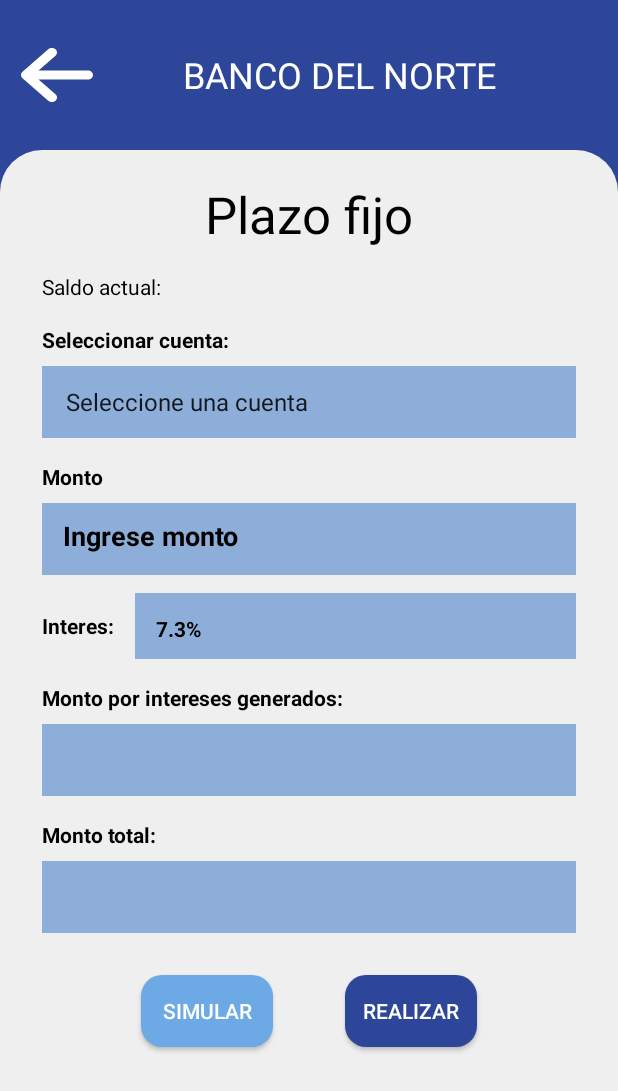
After one commit to AgustinS2/parcial-1-am-acn4b-Forcada_Agustin-Segovia_Agustin, an Android app: the FixedTermActivity screen opened directly, with no data from a screen before it, on a phone screen of 412 x 824 dp. The commit adds this screen. Shown: the top 1091 px of the screen. Run offline under Robolectric (Android 15) with nearby library versions, the phone set to English and light mode, and no system bars.

Commit message:
feat: add view of fixed term and simulate

```diff
--- a/app/src/main/AndroidManifest.xml
+++ b/app/src/main/AndroidManifest.xml
@@ -28,6 +28,8 @@
         </activity>
         <activity android:name=".SendActivity">
         </activity>
+        <activity android:name=".FixedTermActivity">
+        </activity>
 
     </application>
 
--- /dev/null
+++ b/app/src/main/java/com/example/parcial_1_am_acn4b_segovia_agustin_forcada_agustin/FixedTermActivity.java
@@ -0,0 +1,58 @@
+package com.example.parcial_1_am_acn4b_segovia_agustin_forcada_agustin;
+
+import android.os.Bundle;
+import android.view.View;
+import android.widget.ArrayAdapter;
+import android.widget.Button;
+import android.widget.EditText;
+import android.widget.Spinner;
+import android.widget.TextView;
+
+import androidx.appcompat.app.AppCompatActivity;
+
+import org.w3c.dom.Text;
+
+public class FixedTermActivity extends AppCompatActivity {
+    protected void onCreate(Bundle savedInstanceState)
+    {
+        super.onCreate(savedInstanceState);
+        setContentView(R.layout.activity_fixed_term);
+
+        Button simular = findViewById(R.id.simulate);
+        EditText amount = findViewById(R.id.amount);
+
+        TextView intereses_generates = findViewById(R.id.interes_generated);
+        TextView amount_total = findViewById(R.id.amount_total);
+
+        Spinner spinner_account_selected = findViewById(R.id.selected_account);
+        String[] opciones_selected_account = {"Seleccione una cuenta", "Cuenta de Agustin 24543A", "Cuenta de Agustin 38294B", "Caja de Ahorro"};
+        ArrayAdapter<String> adapter_selected_account = new ArrayAdapter<>(this, android.R.layout.simple_list_item_1, opciones_selected_account);
+        spinner_account_selected.setAdapter(adapter_selected_account);
+
+        simular.setOnClickListener(new View.OnClickListener() {
+            @Override
+            public void onClick(View v) {
+                String res = amount.getText().toString();
+
+                if (!res.isEmpty()){
+
+                    double monto = Double.parseDouble(res);
+                    double intereses = 7.3;
+
+                    double intereses_totales = monto * intereses / 100;
+                    double monto_total = monto + intereses_totales;
+
+                    intereses_generates.setText(String.valueOf(intereses_totales));
+                    amount_total.setText(String.valueOf(monto_total));
+                }
+
+
+
+
+            }
+        });
+
+
+    }
+
+}
--- a/app/src/main/java/com/example/parcial_1_am_acn4b_segovia_agustin_forcada_agustin/HomeActivity.java
+++ b/app/src/main/java/com/example/parcial_1_am_acn4b_segovia_agustin_forcada_agustin/HomeActivity.java
@@ -18,6 +18,7 @@ public class HomeActivity extends AppCompatActivity {
         super.onCreate(savedInstanceState);
         setContentView(R.layout.activity_home);
 
+        Button fixedTerm = findViewById(R.id.fixedButton);
         Button send_button = findViewById(R.id.sendButton);
 
         send_button.setOnClickListener(new View.OnClickListener() {
@@ -28,6 +29,14 @@ public class HomeActivity extends AppCompatActivity {
             }
         });
 
+        fixedTerm.setOnClickListener(new View.OnClickListener() {
+            @Override
+            public void onClick(View v) {
+                Intent intent = new Intent (HomeActivity.this, FixedTermActivity.class);
+                startActivity(intent);
+            }
+        });
+
 
     }
 
--- /dev/null
+++ b/app/src/main/res/layout/activity_fixed_term.xml
@@ -0,0 +1,210 @@
+<?xml version="1.0" encoding="utf-8"?>
+<androidx.constraintlayout.widget.ConstraintLayout xmlns:android="http://schemas.android.com/apk/res/android"
+    xmlns:app="http://schemas.android.com/apk/res-auto"
+    xmlns:tools="http://schemas.android.com/tools"
+    android:layout_width="match_parent"
+    android:layout_height="match_parent"
+    android:background="@color/primaryColor">
+
+    <LinearLayout
+        android:id="@+id/header"
+        android:layout_width="match_parent"
+        android:layout_height="100dp"
+        android:gravity="center"
+        android:orientation="horizontal"
+        app:layout_constraintTop_toTopOf="parent">
+
+        <Button
+            android:id="@+id/button_back"
+            android:layout_width="@dimen/iconMenuSize"
+            android:layout_height="@dimen/iconMenuSize"
+            android:layout_marginStart="14sp"
+            android:background="@drawable/arrowleft"
+            android:contentDescription="@string/back_menu" />
+
+        <TextView
+            android:id="@+id/bankName"
+            android:layout_width="0dp"
+            android:layout_height="wrap_content"
+            android:layout_gravity="center"
+            android:layout_weight="1"
+            android:paddingStart="60dp"
+            android:text="@string/bankName"
+            android:textColor="@color/white"
+            android:textSize="24sp" />
+
+    </LinearLayout>
+
+    <LinearLayout
+        android:layout_width="match_parent"
+        android:layout_height="0dp"
+        android:background="@drawable/border_card_top"
+        android:gravity="center_horizontal"
+        android:orientation="vertical"
+        android:paddingStart="28sp"
+        android:paddingEnd="28sp"
+        app:layout_constraintBottom_toBottomOf="parent"
+        app:layout_constraintTop_toBottomOf="@id/header"
+        tools:layout_constraintTop_toBottomOf="@id/header">
+
+        <TextView
+            android:id="@+id/textView6"
+            android:layout_width="wrap_content"
+            android:layout_height="wrap_content"
+            android:layout_marginTop="20dp"
+            android:text="@string/activityText6"
+            android:textColor="@color/black"
+            android:textSize="34sp" />
+
+        <TextView
+            android:id="@+id/textView7"
+            android:layout_width="match_parent"
+            android:layout_height="wrap_content"
+            android:layout_marginTop="16sp"
+            android:text="Saldo actual:"
+            android:textColor="@color/black"
+            tools:textStyle="bold" />
+
+        <TextView
+            android:id="@+id/textView8"
+            android:layout_width="match_parent"
+            android:layout_height="wrap_content"
+            android:layout_marginTop="16sp"
+            android:text="Seleccionar cuenta:"
+            android:textColor="@color/black"
+            android:textStyle="bold" />
+
+        <Spinner
+            android:id="@+id/selected_account"
+            android:layout_width="match_parent"
+            android:layout_height="48sp"
+            android:layout_marginTop="8sp"
+            android:background="@color/inputColor" />
+
+        <TextView
+            android:id="@+id/textView9"
+            android:layout_width="match_parent"
+            android:layout_height="wrap_content"
+            android:layout_marginTop="16sp"
+            android:text="@string/amount"
+            android:textColor="@color/black"
+            android:textStyle="bold" />
+
+        <EditText
+            android:id="@+id/amount"
+            android:layout_width="match_parent"
+            android:layout_height="48sp"
+            android:layout_marginTop="8sp"
+            android:background="@color/inputColor"
+            android:hint="Ingrese monto"
+            android:inputType="numberDecimal"
+            android:textColorHint="@color/black"
+            android:textStyle="bold"
+            android:padding="14sp"
+            />
+
+        <LinearLayout
+            android:layout_width="match_parent"
+            android:layout_height="wrap_content"
+            android:gravity="center"
+            android:orientation="horizontal">
+
+            <TextView
+                android:id="@+id/textView10"
+                android:layout_width="wrap_content"
+                android:layout_height="match_parent"
+                android:layout_marginTop="16sp"
+                android:text="Interes:"
+                android:textColor="@color/black"
+                android:textStyle="bold" />
+
+            <TextView
+                android:id="@+id/editTextText2"
+                android:layout_width="match_parent"
+                android:layout_height="48sp"
+                android:layout_marginStart="14sp"
+                android:layout_marginTop="8sp"
+                android:autofillHints="text"
+                android:background="@color/inputColor"
+                android:ems="10"
+                android:inputType="text"
+                android:text="7.3%"
+                android:textColor="@color/black"
+                android:textStyle="bold"
+                android:padding="14sp" />
+        </LinearLayout>
+
+        <TextView
+            android:id="@+id/textView11"
+            android:layout_width="match_parent"
+            android:layout_height="wrap_content"
+            android:layout_marginTop="16sp"
+            android:text="Monto por intereses generados:"
+            android:textColor="@color/black"
+            android:textStyle="bold" />
+
+        <TextView
+            android:id="@+id/interes_generated"
+            android:layout_width="match_parent"
+            android:layout_height="48sp"
+            android:layout_marginTop="8sp"
+            android:autofillHints="number"
+            android:background="@color/inputColor"
+            android:ems="10"
+            android:inputType="number"
+            android:padding="14sp"
+            android:textColor="@color/black"
+            android:textStyle="bold"/>
+        <TextView
+            android:id="@+id/textView12"
+            android:layout_width="match_parent"
+            android:layout_height="wrap_content"
+            android:layout_marginTop="16sp"
+            android:text="Monto total:"
+            android:textColor="@color/black"
+            android:textStyle="bold" />
+
+        <TextView
+            android:id="@+id/amount_total"
+            android:layout_width="match_parent"
+            android:layout_height="48sp"
+            android:layout_marginTop="8sp"
+            android:autofillHints="number"
+            android:background="@color/inputColor"
+            android:ems="10"
+            android:inputType="number"
+            android:padding="14sp"
+            android:textColor="@color/black"
+            android:textStyle="bold"/>
+
+        <LinearLayout
+            android:layout_width="match_parent"
+            android:layout_height="match_parent"
+            android:orientation="horizontal"
+            android:gravity="center_horizontal">
+
+            <Button
+                android:id="@+id/simulate"
+                android:layout_width="wrap_content"
+                android:layout_height="wrap_content"
+                android:layout_marginTop="28sp"
+                android:background="@drawable/border_card_total"
+                android:gravity="center"
+                android:backgroundTint="@color/secondColor"
+                android:text="Simular"
+                android:textColor="@color/white" />
+
+            <Button
+                android:id="@+id/send"
+                android:layout_width="wrap_content"
+                android:layout_height="wrap_content"
+                android:layout_marginTop="28sp"
+                android:background="@drawable/border_card_total"
+                android:gravity="center"
+                android:text="Realizar"
+                android:textColor="@color/white"
+                android:layout_marginStart="48sp"/>
+        </LinearLayout>
+
+    </LinearLayout>
+</androidx.constraintlayout.widget.ConstraintLayout>
```
